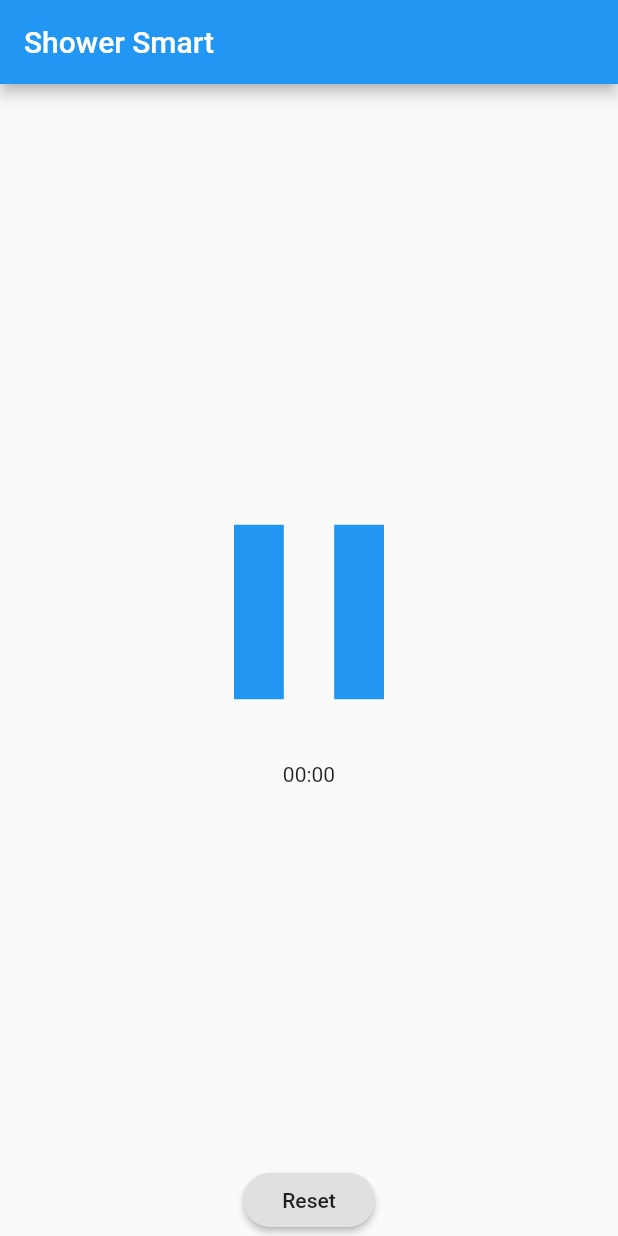
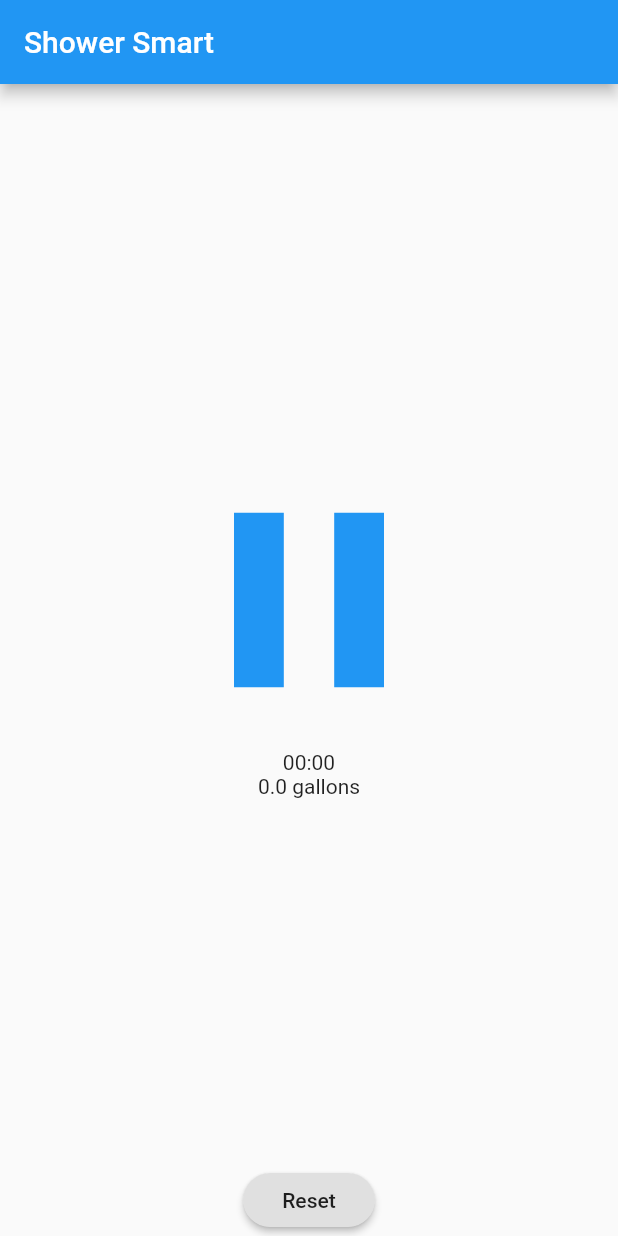
Before and after one commit to danialgoodwin/shower-smart, a Flutter app: the screen it shows after launch, after a tap on the "play arrow" icon, on a phone screen of 412 x 824 dp. Run offline on Flutter 3.47's test engine with Material 2 defaults, Android fonts, the phone set to English and light mode, and no system bars; our stand-ins replace flutter_tts.

Commit message:
Add water usage text to page

```diff
--- a/lib/main.dart
+++ b/lib/main.dart
@@ -80,6 +80,7 @@ class _StartStopButtonState extends State<StartStopButton> {
   Stopwatch _stopwatch = Stopwatch();
   Icon _icon = Icon(Icons.play_arrow, color: Colors.blue, size: 200);
   String _timeText = '00:00';
+  String _waterUsageText = '0 ${_userSettings.volumeUnits()}';
 
   @override
   void initState() {
@@ -127,11 +128,12 @@ class _StartStopButtonState extends State<StartStopButton> {
   void _updateTimeShown() {
     var currentMinutes = _stopwatch.elapsed.inMinutes;
     var currentSeconds = _stopwatch.elapsed.inSeconds % 60;
+    var waterUsed = _userSettings.volumePerMinute() * _stopwatch.elapsed.inSeconds ~/ 6 / 10;
     if (_lastAnnouncedMinute != currentMinutes) {
       _lastAnnouncedMinute = currentMinutes;
       String waterUsedText = '';
-      if (_userSettings.gallonsPerMinute() != 0) {
-        waterUsedText = 'You\'ve used ${(_userSettings.gallonsPerMinute() * currentMinutes).toInt()} gallons of water';
+      if (_userSettings.volumePerMinute() != 0) {
+        waterUsedText = 'You\'ve used ${waterUsed.toInt()} ${_userSettings.volumeUnits()} of water';
       }
       if (currentSeconds == 0) {
         _speak('It\'s been $currentMinutes minutes. $waterUsedText');
@@ -141,6 +143,7 @@ class _StartStopButtonState extends State<StartStopButton> {
     }
     setState(() {
       _timeText = '${currentMinutes.toString().padLeft(2, "0")}:${currentSeconds.toString().padLeft(2, "0")}';
+      _waterUsageText = '$waterUsed ${_userSettings.volumeUnits()}';
     });
   }
 
@@ -155,6 +158,7 @@ class _StartStopButtonState extends State<StartStopButton> {
           onPressed: _toggleStartStop,
         ),
         Text(_timeText),
+        Text(_waterUsageText)
       ],
     );
 
--- a/lib/user_settings.dart
+++ b/lib/user_settings.dart
@@ -3,8 +3,12 @@ class UserSettings {
 
   /// Source: https://green.harvard.edu/tools-resources/green-tip/5-ways-measure-5-minute-shower
   /// Source: https://www.epa.gov/watersense/showerheads
-  double gallonsPerMinute() {
+  double volumePerMinute() {
     return 2.5;
   }
 
+  String volumeUnits() {
+    return "gallons";
+  }
+
 }
```
Also changed, not shown: 1 other file.
